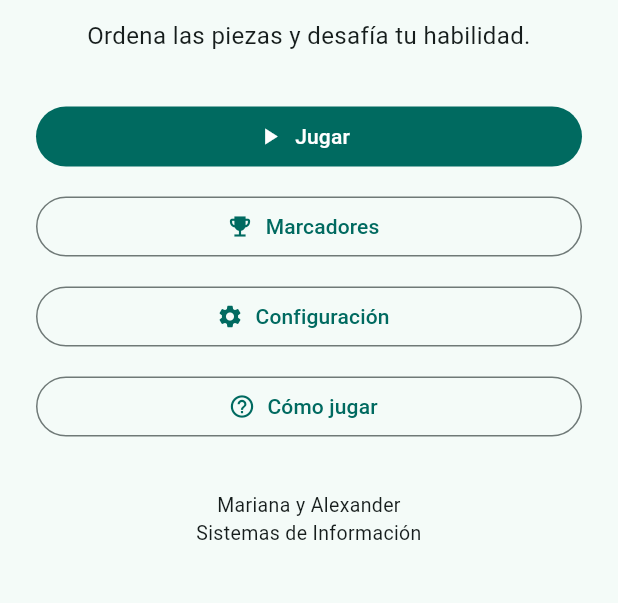
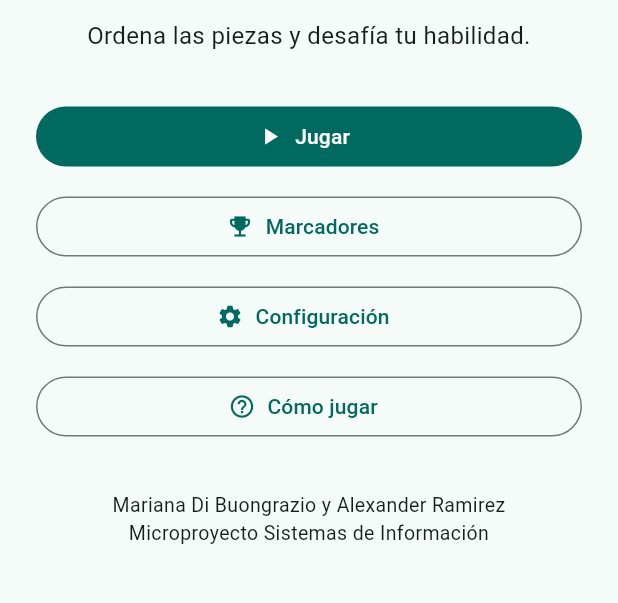
Before and after one commit to marianadibuongrazio/Microproyecto.-Mariana-y-Alexander, a Flutter app: the screen it shows after launch, on a phone screen of 412 x 824 dp, the part 504-1107 px from its top. Run offline on Flutter 3.47's test engine with Material 3 defaults, Android fonts, the phone set to English and light mode, and no system bars.

Commit message:
Nombres de los integrantes en el menú

```diff
--- a/lib/main.dart
+++ b/lib/main.dart
@@ -97,7 +97,7 @@ class MenuPrincipal extends StatelessWidget {
                 ),
                 const SizedBox(height: 32),
                 const Text(
-                  'Mariana y Alexander\nSistemas de Información',
+                  'Mariana Di Buongrazio y Alexander Ramirez \nMicroproyecto Sistemas de Información',
                   textAlign: TextAlign.center,
                   style: TextStyle(fontSize: 13),
                 ),
```
